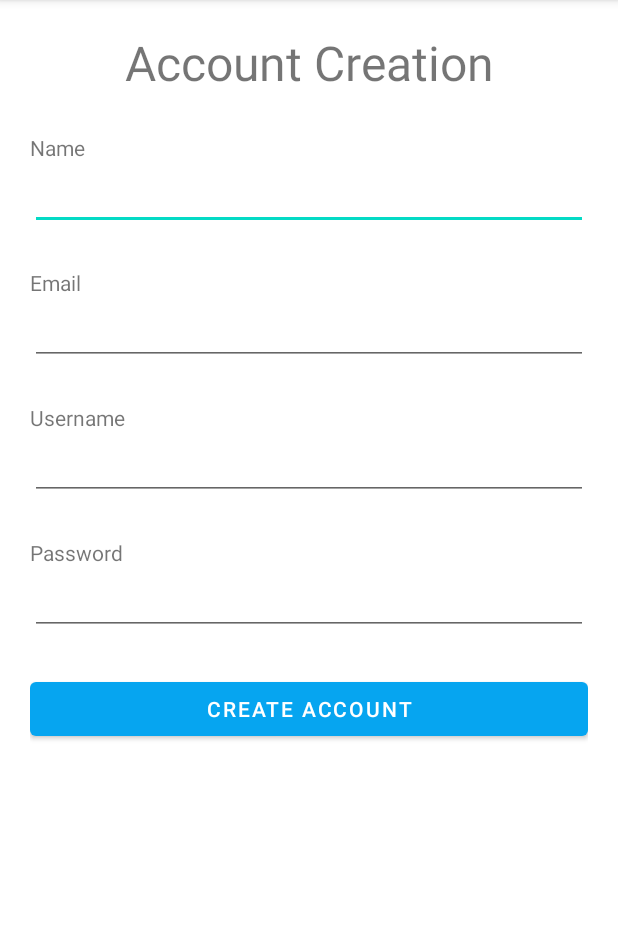
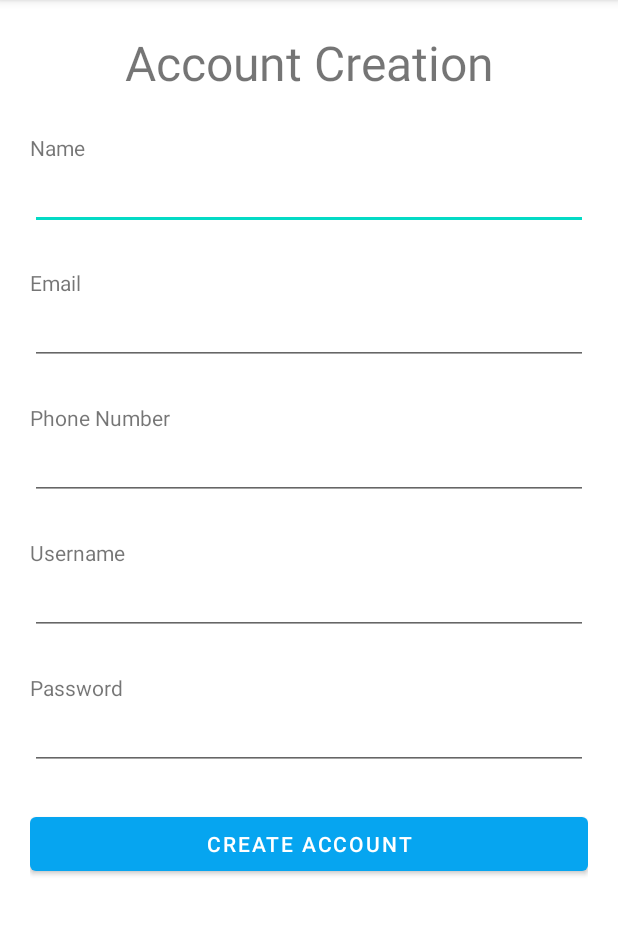
Before and after one commit to MatthewFraser22/CP470-Losty, an Android app: the screen it shows after launch (AccountCreation), after a tap on "CREATE ACCOUNT", on a phone screen of 412 x 824 dp, the part 84-1019 px from its top. Run offline under Robolectric (Android 15) with nearby library versions, the phone set to English and light mode, and no system bars.

Commit message:
Adding phone (#7)
* Id added

* phone added

* phone added

* phone added

```diff
--- a/app/src/main/java/com/matthewfraser/cp470_losty/AccountCreation.java
+++ b/app/src/main/java/com/matthewfraser/cp470_losty/AccountCreation.java
@@ -17,9 +17,11 @@ public class AccountCreation extends AppCompatActivity {
     private Button createAccount;
     private EditText editName;
     private EditText editEmail;
+    private EditText editPhone;
     private EditText editUsername;
     private EditText editPassword;
     private boolean uniqueUsername;
+    private int ctr;
 
     @Override
     protected void onCreate(Bundle savedInstanceState) {
@@ -27,16 +29,20 @@ public class AccountCreation extends AppCompatActivity {
         setContentView(R.layout.activity_account_creation);
         editName = (EditText)findViewById(R.id.enterAccountName);
         editEmail = (EditText)findViewById(R.id.enterAccountEmail);
+        editPhone = (EditText)findViewById(R.id.enterAccountPhoneNumber);
         editUsername = (EditText)findViewById(R.id.enterAccountUsername);
         editPassword = (EditText)findViewById(R.id.enterAccountPassword);
         createAccount = (Button)findViewById(R.id.accountCreationButton);
         DBHandler dbHandler = new DBHandler(AccountCreation.this);
+        ctr = dbHandler.readAccounts().size() + 1;
+
 
         createAccount.setOnClickListener(new View.OnClickListener() {
             @Override
             public void onClick(View view) {
                 String name = editName.getText().toString();
                 String email = editEmail.getText().toString();
+                String phone = editEmail.getText().toString();
                 String username = editUsername.getText().toString();
                 String password = editPassword.getText().toString();
 
@@ -50,7 +56,7 @@ public class AccountCreation extends AppCompatActivity {
                     if(email.contains("@") && email.contains(".")) {
                         if(password.length() >= 8) {
                             if(password.matches(".*\\d.*")) {
-                                uniqueUsername = dbHandler.addNewAccount(name, email, username, password);
+                                uniqueUsername = dbHandler.addNewAccount(name, email, phone, username, password);
                                 if (uniqueUsername) {
                                     Toast.makeText(AccountCreation.this, "Account has been created", Toast.LENGTH_SHORT).show();
                                     Intent intent = new Intent(AccountCreation.this, Login.class);
--- a/app/src/main/java/com/matthewfraser/cp470_losty/DBHandler.java
+++ b/app/src/main/java/com/matthewfraser/cp470_losty/DBHandler.java
@@ -27,6 +27,7 @@ public class DBHandler extends SQLiteOpenHelper {
     private static final String ID_COL = "id";
     private static final String NAME_COL = "name";
     private static final String EMAIL_COL = "email";
+    private static final String PHONE_COL = "phone";
     private static final String USERNAME_COL = "username";
     private static final String PASSWORD_COL = "password";
     private static final String PROFILE_IMAGE_COL = "profile_image";
@@ -46,6 +47,7 @@ public class DBHandler extends SQLiteOpenHelper {
                 + ID_COL + " INTEGER PRIMARY KEY AUTOINCREMENT, "
                 + NAME_COL + " TEXT,"
                 + EMAIL_COL + " TEXT,"
+                + PHONE_COL + " TEXT,"
                 + USERNAME_COL + " TEXT UNIQUE,"
                 + PASSWORD_COL + " TEXT,"
                 + PROFILE_IMAGE_COL + " BLOB)";
@@ -53,7 +55,7 @@ public class DBHandler extends SQLiteOpenHelper {
         db.execSQL(query);
     }
 
-    public boolean addNewAccount(String name, String email, String username, String password) {
+    public boolean addNewAccount(String name, String email, String phone, String username, String password) {
 
         SQLiteDatabase db = this.getWritableDatabase();
 
@@ -61,6 +63,7 @@ public class DBHandler extends SQLiteOpenHelper {
 
         values.put(NAME_COL, name);
         values.put(EMAIL_COL, email);
+        values.put(PHONE_COL, phone);
         values.put(USERNAME_COL, username);
         values.put(PASSWORD_COL, password);
 
@@ -93,13 +96,16 @@ public class DBHandler extends SQLiteOpenHelper {
                         cursorAccounts.getString(1),
                         cursorAccounts.getString(2),
                         cursorAccounts.getString(3),
-                        cursorAccounts.getString(4));
+                        cursorAccounts.getString(4),
+                        cursorAccounts.getString(5));
 
                 model.setId(cursorAccounts.getString(0));
                 model.setName(cursorAccounts.getString(1));
                 model.setEmail(cursorAccounts.getString(2));
-                model.setUsername(cursorAccounts.getString(3));
-                model.setPassword(cursorAccounts.getString(4));
+                model.setPhone(cursorAccounts.getString(3));
+                model.setUsername(cursorAccounts.getString(4));
+                model.setPassword(cursorAccounts.getString(5));
+
 
                 accountModalArrayList.add(model);
 
--- a/app/src/main/java/com/matthewfraser/cp470_losty/Login.java
+++ b/app/src/main/java/com/matthewfraser/cp470_losty/Login.java
@@ -5,6 +5,7 @@ import androidx.appcompat.app.AppCompatActivity;
 import android.content.Context;
 import android.content.Intent;
 import android.content.SharedPreferences;
+import android.database.sqlite.SQLiteDatabase;
 import android.os.Bundle;
 import android.view.View;
 import android.widget.Button;
@@ -31,6 +32,7 @@ public class Login extends AppCompatActivity {
 
         ArrayList<AccountModel> accounts = db.readAccounts();
 
+
         for(int i = 0; i < accounts.size(); i++) {
             System.out.println(accounts.get(i).getUsername());
         }
@@ -47,6 +49,7 @@ public class Login extends AppCompatActivity {
                             SharedPreferences preferences = getSharedPreferences("losty", Context.MODE_PRIVATE);
                             preferences.edit().putString("userId", accounts.get(i).getId()).commit();
                             preferences.edit().putString("email", accounts.get(i).getEmail()).commit();
+                            preferences.edit().putString("phone", accounts.get(i).getPhone()).commit();
                             preferences.edit().putString("name", accounts.get(i).getName()).commit();
                             preferences.edit().putString("username", accounts.get(i).getUsername()).commit();
 
--- a/app/src/main/res/layout/activity_account_creation.xml
+++ b/app/src/main/res/layout/activity_account_creation.xml
@@ -51,6 +51,19 @@
             android:inputType="textEmailAddress" />
 
         <TextView
+            android:id="@+id/accountPhoneNumber"
+            android:layout_width="match_parent"
+            android:layout_height="wrap_content"
+            android:paddingTop="25dp"
+            android:text="@string/account_phone_number" />
+
+        <EditText
+            android:id="@+id/enterAccountPhoneNumber"
+            android:layout_width="match_parent"
+            android:layout_height="wrap_content"
+            android:inputType="phone" />
+
+        <TextView
             android:id="@+id/accountUsername"
             android:layout_width="match_parent"
             android:layout_height="wrap_content"
--- a/app/src/main/res/values/strings.xml
+++ b/app/src/main/res/values/strings.xml
@@ -6,6 +6,7 @@
     <string name="account_username">Username</string>
     <string name="account_password">Password</string>
     <string name="account_create_button">Create Account</string>
+    <string name="account_phone_number">Phone Number</string>
     <string name="login_title">Login</string>
     <string name="login_button">Login</string>
 
```
Also changed, not shown: app/src/main/java/com/matthewfraser/cp470_losty/AccountModel.java (+11 -1 lines).
